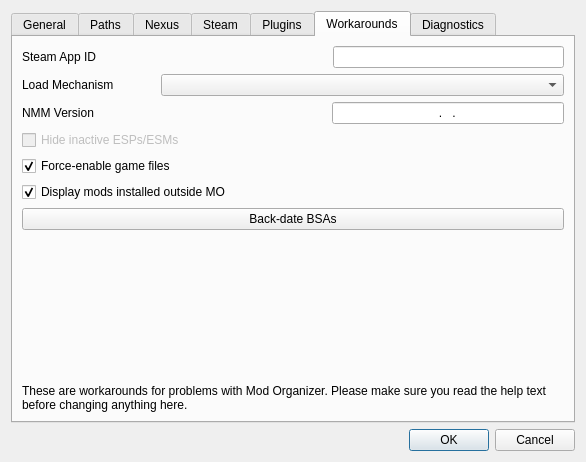
This is modorganizer/src/settingsdialog.ui in Holt59/mo2-merge as Qt 5 draws it before an edit. The edited form follows.
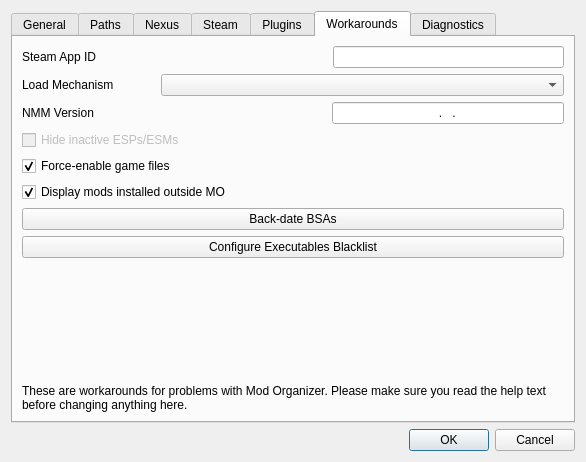
This is the edited form. The open tabs and pages were chosen to show the change. Icons and pictures are not drawn.

Commit message: [modorganizer] Add executable blacklisting

```diff
--- a/modorganizer/src/settingsdialog.ui
+++ b/modorganizer/src/settingsdialog.ui
@@ -1037,6 +1037,26 @@
          </property>
         </widget>
        </item>
+       <item>
+        <widget class="QPushButton" name="execBlacklistBtn">
+         <property name="toolTip">
+          <string>Add executables to the blacklist to prevent them from
+accessing the virtual file system. This is useful to prevent
+unintended programs from being hooked. Hooking unintended
+programs may affect the execution of these programs or the
+programs you are intentionally running.</string>
+         </property>
+         <property name="whatsThis">
+          <string>Add executables to the blacklist to prevent them from accessing the virtual file system.  This is useful to prevent unintended programs from being hooked.  Hooking unintended programs may affect the execution of these programs or the programs you are intentionally running.</string>
+         </property>
+         <property name="text">
+          <string>Configure Executables Blacklist</string>
+         </property>
+         <property name="autoDefault">
+          <bool>false</bool>
+         </property>
+        </widget>
+       </item>
        <item>
         <spacer name="verticalSpacer_2">
          <property name="orientation">
```
Left out of the diff: 2 changed lines with no effect on the pictures. The commit also changes 10 other files.
